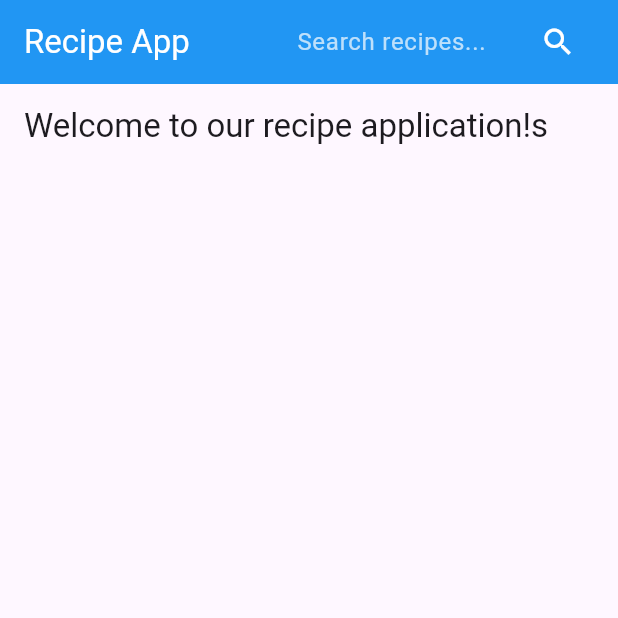
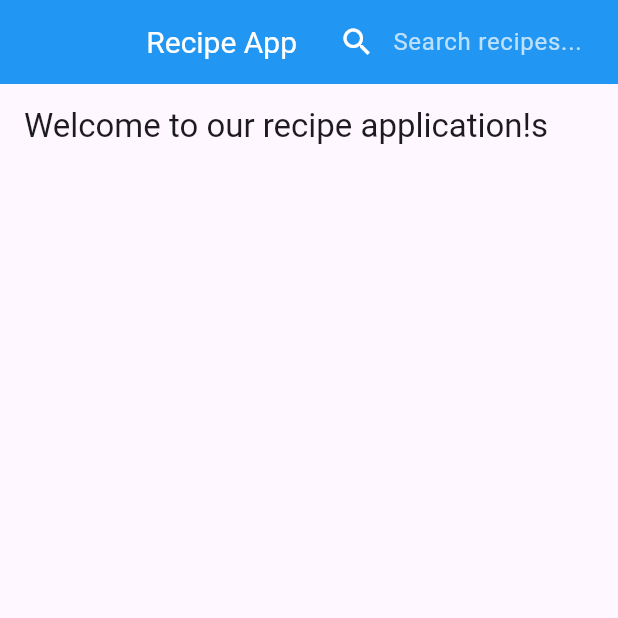
Before and after one commit to JuliePrazakova/Flutter-recipe-app, a Flutter app: the screen it shows after launch, after a tap on the "search" icon, on a phone screen of 412 x 824 dp, the top half of it. Run offline on Flutter 3.47's test engine with Material 3 defaults, Android fonts, the phone set to English and light mode, and no system bars.

Commit message:
basics of pages added

```diff
--- a/lib/main.dart
+++ b/lib/main.dart
@@ -1,7 +1,6 @@
 import 'package:flutter/material.dart';
 import 'pages/main_page.dart';
-import 'pages/list_page.dart';
-import 'pages/category_page.dart';
+import 'pages/app_bar.dart';
 
 void main() {
   runApp(const MyApp());
@@ -17,57 +16,10 @@ class MyApp extends StatelessWidget {
       theme: ThemeData(
         primarySwatch: Colors.blue,
       ),
-      home: Scaffold(
-        appBar: AppBar(
-          title: Row(
-            children: [
-              const Text(
-                'Recipe App',
-                style: TextStyle(color: Colors.white),
-              ),
-              Expanded(
-                child: Align(
-                  alignment: Alignment.centerRight,
-                  child: Row(
-                    mainAxisAlignment: MainAxisAlignment.end,
-                    children: [
-                      const SizedBox(
-                        width: 150,
-                        child: TextField(
-                          style: TextStyle(color: Colors.white),
-                          decoration: InputDecoration(
-                            hintText: 'Search recipes...',
-                            hintStyle: TextStyle(color: Colors.white70),
-                            border: InputBorder.none,
-                          ),
-                        ),
-                      ),
-                      IconButton(
-                        icon: const Icon(Icons.search, color: Colors.white),
-                        onPressed: () {
-                          // Implement search functionality
-                        },
-                      ),
-                    ],
-                  ),
-                ),
-              ),
-            ],
-          ),
-          backgroundColor: Colors.blue,
-        ),
-        body: const MainPage(),
+      home: const Scaffold(
+        appBar:  MyAppBar(),
+        body:  MainPage(),
       ),
-      onGenerateRoute: (settings) {
-        switch (settings.name) {
-          case '/categories':
-            return MaterialPageRoute(builder: (_) => const CategoryPage());
-          case '/list':
-            return MaterialPageRoute(builder: (_) => const ListPage());
-          default:
-            return null;
-        }
-      },
     );
   }
 }
--- /dev/null
+++ b/lib/pages/app_bar.dart
@@ -0,0 +1,53 @@
+import 'package:flutter/material.dart';
+
+class MyAppBar extends StatelessWidget implements PreferredSizeWidget {
+  const MyAppBar({Key? key}) : super(key: key);
+
+  @override
+  Widget build(BuildContext context) {
+    return AppBar(
+      title: GestureDetector(
+        onTap: () {
+          if (ModalRoute.of(context)!.settings.name != '/') {
+            Navigator.popUntil(context, ModalRoute.withName('/'));
+          }
+        },
+        child: const MouseRegion(
+          cursor: SystemMouseCursors.click, // Změna kurzoru na packu
+          child: Text(
+            'Recipe App',
+            style: TextStyle(
+              color: Colors.white,
+              fontSize: 20.0,
+            ),
+          ),
+        ),
+      ),
+      centerTitle: true, // Zarovnat název na střed
+      backgroundColor: Colors.blue,
+      iconTheme: const IconThemeData(color: Colors.white), // Barva šipky zpět
+      actions: [
+        IconButton(
+          icon: const Icon(Icons.search),
+          onPressed: () {
+            // Implement search functionality
+          },
+        ),
+        const SizedBox(
+          width: 150,
+          child: TextField(
+            style: TextStyle(color: Colors.white),
+            decoration: InputDecoration(
+              hintText: 'Search recipes...',
+              hintStyle: TextStyle(color: Colors.white70),
+              border: InputBorder.none,
+            ),
+          ),
+        ),
+      ],
+    );
+  }
+
+  @override
+  Size get preferredSize => const Size.fromHeight(kToolbarHeight);
+}
--- a/lib/pages/category_page.dart
+++ b/lib/pages/category_page.dart
@@ -1,5 +1,6 @@
 import 'package:flutter/material.dart';
 import '../services/recipe_service.dart';
+import 'app_bar.dart';
 
 class CategoryPage extends StatelessWidget {
   const CategoryPage({super.key});
@@ -7,9 +8,7 @@ class CategoryPage extends StatelessWidget {
   @override
   Widget build(BuildContext context) {
     return Scaffold(
-      appBar: AppBar(
-        title: const Text('Recipe Categories'),
-      ),
+      appBar: const MyAppBar(),
       body: FutureBuilder<List<Category>>(
         future: RecipeService.getCategories(), // Zavoláme metodu getCategories() ze service
         builder: (context, snapshot) {
@@ -24,6 +23,7 @@ class CategoryPage extends StatelessWidget {
               child: Text('Error loading categories: ${snapshot.error}'),
             );
           } else {
+            const Text('Recipe Categories');
             // Pokud jsou data načtena úspěšně, zobrazíme seznam kategorií
             final List<Category> categories = snapshot.data!; // Získáme seznam kategorií z snapshotu
             return ListView.builder(
```
Also changed, not shown: lib/pages/list_page.dart (+19 -14 lines), lib/pages/main_page.dart (+7 -2 lines), lib/pages/recipe_page.dart (+42 -7 lines), lib/services/recipe_service.dart (+13 -0 lines).
